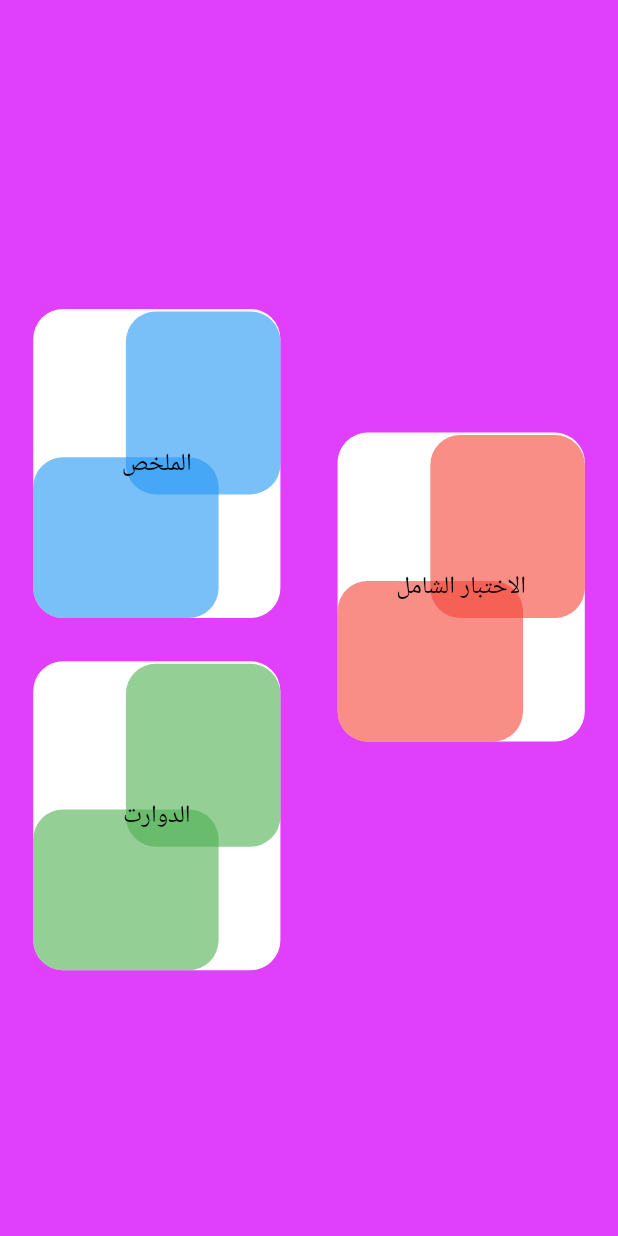
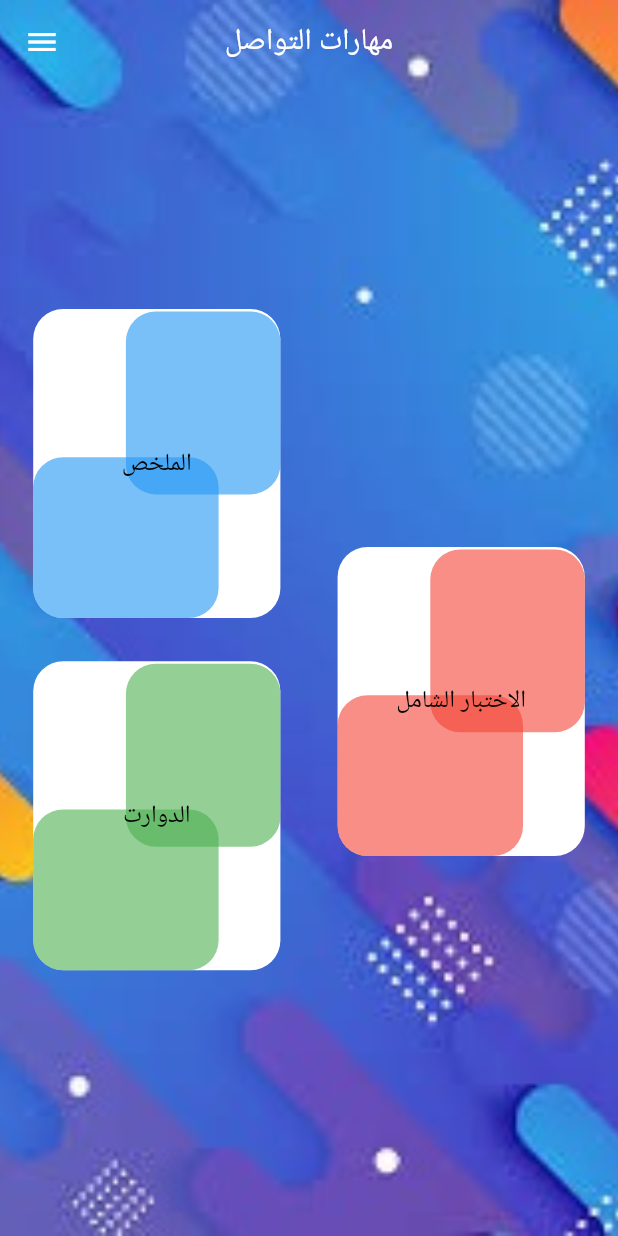
Before and after one commit to omarkaialy/JU_APP, a Flutter app: the screen it shows after launch, on a phone screen of 412 x 824 dp. Run offline on Flutter 3.47's test engine with Material 2 defaults, Android fonts, the phone set to English and light mode, and no system bars; our stand-ins replace animated_text_kit, audioplayers, circular_countdown_timer, flutter_screenutil, fluttertoast, share.

Commit message:
i dont know what to say hhhhhhh

```diff
--- a/lib/Home.dart
+++ b/lib/Home.dart
@@ -1,6 +1,3 @@
-import 'dart:ffi';
-import 'dart:ui';
-
 import 'package:flutter/material.dart';
 import 'package:flutter_screenutil/flutter_screenutil.dart';
 import 'package:ju_app/QuizPage.dart';
@@ -16,9 +13,35 @@ class Home extends StatefulWidget {
 class _HomeState extends State<Home> {
   @override
   Widget build(BuildContext context) {
-    return Container(
-        color: Colors.purpleAccent,
-        child: Row(
+    return Scaffold(
+        extendBodyBehindAppBar: true,
+        drawer: Drawer(
+          elevation: 2,
+          child: Column(
+            children: [
+              SizedBox(
+                height: 0.25.sh,
+              ),
+              Row(
+                children: [Spacer(), Text('developed by omar'), Spacer()],
+              )
+            ],
+          ),
+        ),
+        appBar: AppBar(
+          elevation: 0,
+          backgroundColor: Colors.transparent,
+          title: Text('مهارات التواصل'),
+          centerTitle: true,
+        ),
+        body: Container(
+            decoration: BoxDecoration(
+                image: DecorationImage(
+                    image: AssetImage('assets/images/images.jpeg'),
+                    fit: BoxFit.cover)),
+            child: Column(
+              children: [
+                Row(
                   children: [
                     Spacer(),
                     Column(
@@ -54,7 +77,8 @@ class _HomeState extends State<Home> {
                             Navigator.pushReplacement(
                                 context,
                                 MaterialPageRoute(
-                            builder: (context) => QuizPage.withoutLocatio(
+                                    builder: (context) =>
+                                        QuizPage.withoutLocatio(
                                             key: Key('key3'),
                                             map: QuizBrain.qui,
                                             answerslist: QuizBrain.omar,
@@ -66,7 +90,9 @@ class _HomeState extends State<Home> {
                     ),
                     Spacer()
                   ],
-        ));
+                ),
+              ],
+            )));
   }
 
   Stack containers(Color kColor, String kText) {
--- a/lib/splashscreen/animation_screen.dart
+++ b/lib/splashscreen/animation_screen.dart
@@ -65,6 +65,11 @@ class _AnimationScreenState extends State<AnimationScreen>
       Center(
         child: Opacity(
           opacity: _animation.textOpacity.value,
+          child: Container(
+            decoration: BoxDecoration(
+                image: DecorationImage(
+                    image: AssetImage('assets/images/background.png'),
+                    fit: BoxFit.cover)),
             child: Column(
               children: [
                 SizedBox(
@@ -75,6 +80,7 @@ class _AnimationScreenState extends State<AnimationScreen>
                   fit: BoxFit.scaleDown,
                 ),
               ],
+            ),
           ),
         ),
       ),
--- a/lib/splashscreen/splash.dart
+++ b/lib/splashscreen/splash.dart
@@ -10,19 +10,6 @@ class Splash extends StatefulWidget {
 }
 
 class _SplashState extends State<Splash> with SingleTickerProviderStateMixin {
-  // ignore: unused_field
-  late Animation<double> _animation;
-  late AnimationController _animationController;
-
-  @override
-  void initState() {
-    super.initState();
-    _animationController =
-        AnimationController(vsync: this, duration: Duration(seconds: 5));
-    _animation = Tween(begin: 1.0, end: 0.0).animate(_animationController);
-    _animationController.forward();
-  }
-
   @override
   Widget build(BuildContext context) {
     return Material(
@@ -30,7 +17,7 @@ class _SplashState extends State<Splash> with SingleTickerProviderStateMixin {
       Scaffold(body: Home()),
       IgnorePointer(
           child: Stack(children: [
-        AnimationScreen(color: Colors.black),
+        AnimationScreen(color: Colors.purple),
       ])),
     ]));
   }
```
Also changed, not shown: assets/images/images (2).jpeg (added), assets/images/images.jpeg (added), 2 other files. Lines whose indentation alone changed are shown as unchanged.
